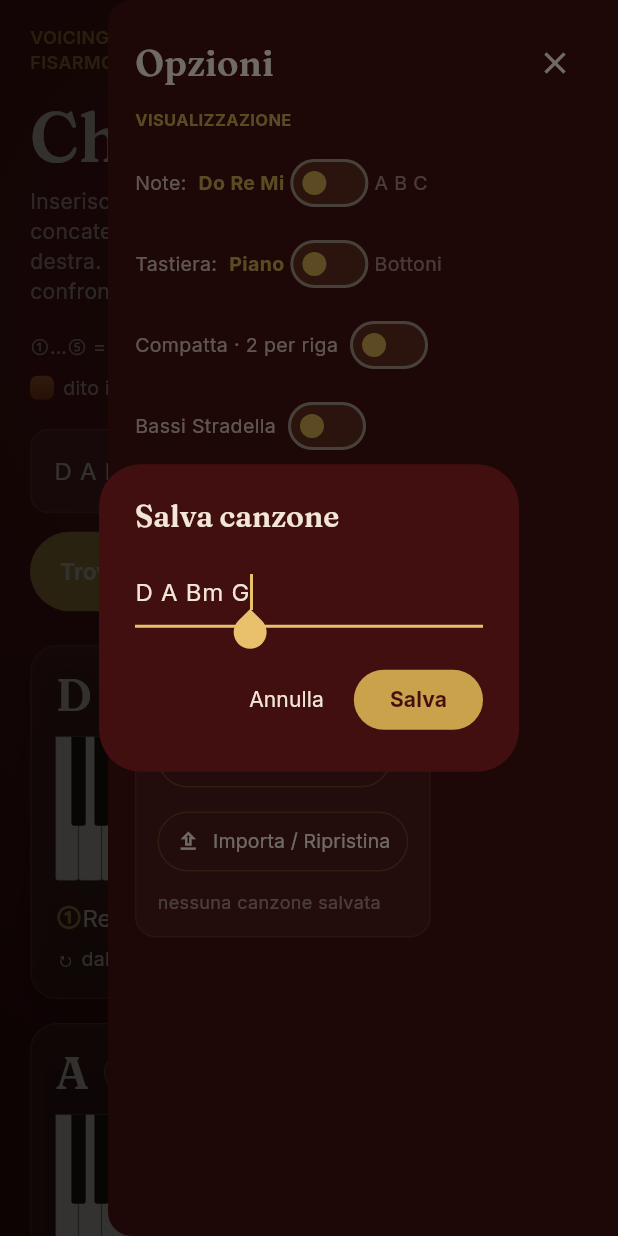
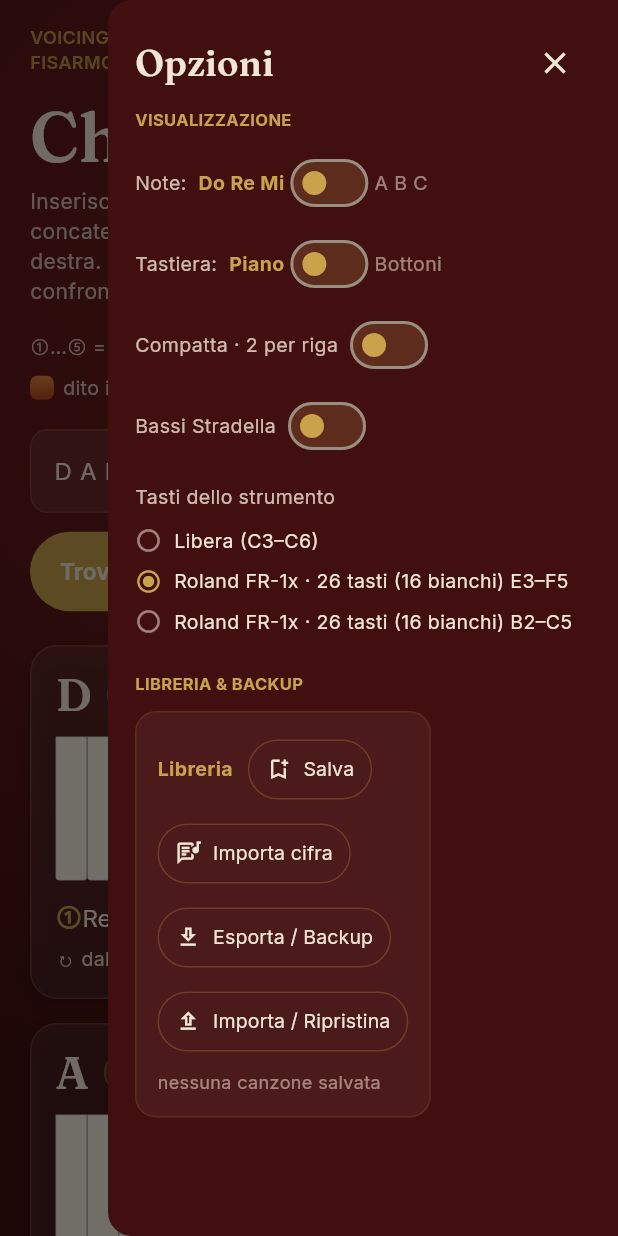
Before and after one commit to ianes1978/Chord-Flow, a Flutter app: the screen it shows after launch, after a tap on "Opzioni & Libreria", after a tap on "▶ Suona", on a phone screen of 412 x 824 dp. Run offline on Flutter 3.47's test engine with Material 3 defaults, Android fonts, the phone set to English and light mode, and no system bars; our stand-ins replace google_fonts, shared_preferences, web; missing offline and left inert: dart:js_interop, flutter_soloud.

Commit message:
Tastiera Roland FR-1x: 26 tasti (16 bianchi) come opzione
Nel pannello opzioni "Tasti dello strumento": Libera (C3–C6) o Roland
FR-1x 26 tasti/16 bianchi (E3–F5, oppure B2–C5: le sole estensioni da 26
tasti con 16 bianchi). La scelta limita disegno e ricerca dei voicing ai
tasti reali, azzera i blocchi e viene ricordata. Test: con E3–F5 tutti i
voicing (piano e bottoniera) restano nei tasti.

Co-Authored-By: Claude Opus 5.5 <noreply@anthropic.com>
Claude-Session: https://claude.ai/code/session_01DUZqHvsSWByx5QpbsnoWA7

```diff
--- a/lib/music/theory.dart
+++ b/lib/music/theory.dart
@@ -63,16 +63,53 @@ const List<String> invNames = [
   'fondamentale', '1º rivolto', '2º rivolto', '3º rivolto',
 ];
 
-/// Range della tastiera disegnata: C3 .. C6.
-const int kLow = 48;
-const int kHigh = 84;
+/// Una tastiera (manuale destro) selezionabile: estensione reale dei tasti.
+/// Se [low]/[high] sono null si usa la finestra libera C3–C6.
+class KeyboardPreset {
+  final String id;
+  final String label;
+  final int? low;
+  final int? high;
+  const KeyboardPreset(this.id, this.label, [this.low, this.high]);
+}
+
+/// Preset disponibili. La FR-1x ha 26 tasti di cui 16 bianchi: le sole
+/// estensioni da 26 tasti con 16 bianchi sono Mi–Fa e Si–Do.
+const List<KeyboardPreset> keyboardPresets = [
+  KeyboardPreset('free', 'Libera (C3–C6)'),
+  KeyboardPreset('fr1x_ef', 'Roland FR-1x · 26 tasti (16 bianchi) E3–F5', 52, 77),
+  KeyboardPreset('fr1x_bc', 'Roland FR-1x · 26 tasti (16 bianchi) B2–C5', 47, 72),
+];
+
+/// Range della tastiera disegnata (default C3 .. C6). Modificabile con
+/// [setKeyboardRange] per limitare disegno e ricerca a uno strumento reale.
+int kLow = 48;
+int kHigh = 84;
 
 /// Range di ricerca dei bassi del voicing.
-const int kSearchLo = 52;
-const int kSearchHi = 81;
+int kSearchLo = 52;
+int kSearchHi = 81;
 
 /// Centro comodo della mano destra.
-const int kTarget = 64;
+int kTarget = 64;
+
+/// Imposta l'estensione della tastiera. Con [low]/[high] null torna alla
+/// finestra libera; altrimenti disegno e voicing restano dentro i tasti reali.
+void setKeyboardRange(int? low, int? high) {
+  if (low == null || high == null) {
+    kLow = 48;
+    kHigh = 84;
+    kSearchLo = 52;
+    kSearchHi = 81;
+    kTarget = 64;
+  } else {
+    kLow = low;
+    kHigh = high;
+    kSearchLo = low;
+    kSearchHi = high;
+    kTarget = (low + high) ~/ 2;
+  }
+}
 
 // ---------------------------------------------------------------------------
 // Parsing della sigla
--- a/lib/ui/home_page.dart
+++ b/lib/ui/home_page.dart
@@ -1,5 +1,6 @@
 import 'package:flutter/material.dart';
 import 'package:flutter/services.dart';
+import 'package:shared_preferences/shared_preferences.dart';
 
 import '../audio/synth.dart';
 import '../data/chord_sheet.dart';
@@ -43,6 +44,8 @@ class _HomePageState extends State<HomePage> {
   int _rhythm = 0; // indice del ritmo selezionato
   bool _triangle = false; // vista triangolo (basso·quinta·accordo) sulla board
   String? _stradFilter; // accordo filtrato nel pannello Stradella (null = tutti)
+  String _kbPreset = 'free'; // estensione tastiera destra (preset)
+  static const _kbPrefKey = 'chordflow.keyboard.v1';
   List<Song> _songs = []; // libreria canzoni salvate
 
   @override
@@ -53,6 +56,65 @@ class _HomePageState extends State<HomePage> {
     SongLibrary.load().then((s) {
       if (mounted) setState(() => _songs = s);
     });
+    // Ripristina la tastiera scelta (es. Roland FR-1x).
+    SharedPreferences.getInstance().then((p) {
+      final id = p.getString(_kbPrefKey);
+      if (id != null && id != _kbPreset && mounted) _applyKeyboard(id);
+    }).catchError((_) {});
+  }
+
+  /// Applica un preset di tastiera: limita disegno e ricerca dei voicing ai
+  /// tasti reali dello strumento e ricalcola.
+  void _applyKeyboard(String id, {bool persist = false}) {
+    final preset = keyboardPresets.firstWhere((k) => k.id == id,
+        orElse: () => keyboardPresets.first);
+    setKeyboardRange(preset.low, preset.high);
+    _kbPreset = preset.id;
+    _locked.clear(); // i voicing bloccati potrebbero uscire dai tasti
+    _rearrange();
+    if (persist) {
+      SharedPreferences.getInstance()
+          .then((p) => p.setString(_kbPrefKey, preset.id))
+          .catchError((_) => false);
+    }
+  }
+
+  /// Selettore della tastiera (manuale destro) nel pannello opzioni.
+  Widget _keyboardRangeSelector() {
+    return Column(
+      crossAxisAlignment: CrossAxisAlignment.start,
+      children: [
+        Text('Tasti dello strumento',
+            style: AppText.ui(size: 13, color: const Color(0xCCF2E7D6))),
+        const SizedBox(height: 6),
+        for (final k in keyboardPresets)
+          InkWell(
+            onTap: () => _applyKeyboard(k.id, persist: true),
+            borderRadius: BorderRadius.circular(10),
+            child: Padding(
+              padding: const EdgeInsets.symmetric(vertical: 4),
+              child: Row(
+                children: [
+                  Icon(
+                    _kbPreset == k.id
+                        ? Icons.radio_button_checked
+                        : Icons.radio_button_unchecked,
+                    size: 18,
+                    color: _kbPreset == k.id
+                        ? AppColors.brass
+                        : const Color(0x88F2E7D6),
+                  ),
+                  const SizedBox(width: 8),
+                  Expanded(
+                    child: Text(k.label,
+                        style: AppText.ui(size: 13, color: AppColors.cream)),
+                  ),
+                ],
+              ),
+            ),
+          ),
+      ],
+    );
   }
 
   @override
@@ -534,6 +596,8 @@ class _HomePageState extends State<HomePage> {
               _compactToggle(),
               const SizedBox(height: 6),
               _stradellaToggle(),
+              const SizedBox(height: 14),
+              _keyboardRangeSelector(),
               const SizedBox(height: 20),
               Text('LIBRERIA & BACKUP',
                   style: AppText.ui(
--- a/lib/ui/keyboard_painter.dart
+++ b/lib/ui/keyboard_painter.dart
@@ -154,7 +154,7 @@ class AccordionPainter extends CustomPainter {
 
   @override
   void paint(Canvas canvas, Size size) {
-    const maxCol = (kHigh - kLow) / 3.0; // ~12 colonne per fila
+    final maxCol = (kHigh - kLow) / 3.0; // colonne per fila
     final unit = size.width / (maxCol + 1.6);
     final rowGap = size.height / 3;
     final radius = math.min(unit * 0.42, rowGap * 0.42);
```
Also changed, not shown: 1 other file.
